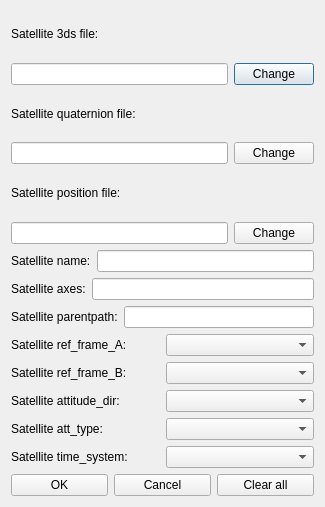
Above: Qt-GUI/DOCK_GUI_v1-5-1/setting_ccsds.ui from BIRDY-obspm/DOCK_1-3-Beta- before the change. Below: the same form after it.
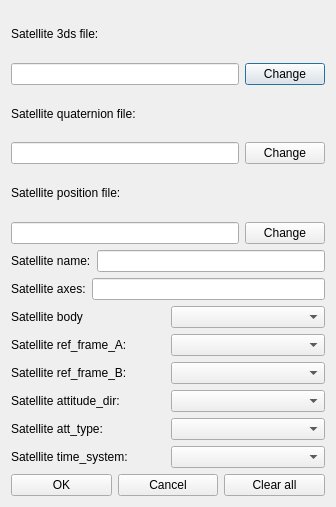
That is the form after the change.

```diff
--- a/Qt-GUI/DOCK_GUI_v1-5-1/setting_ccsds.ui
+++ b/Qt-GUI/DOCK_GUI_v1-5-1/setting_ccsds.ui
@@ -6,7 +6,7 @@
    <rect>
     <x>0</x>
     <y>0</y>
-    <width>325</width>
+    <width>336</width>
     <height>507</height>
    </rect>
   </property>
@@ -122,12 +122,12 @@
      <item>
       <widget class="QLabel" name="label_6">
        <property name="text">
-        <string>Satellite parentpath:</string>
+        <string>Satellite body</string>
        </property>
       </widget>
      </item>
      <item>
-      <widget class="QLineEdit" name="line_Satellite_parentpath"/>
+      <widget class="QComboBox" name="comboBox_body"/>
      </item>
     </layout>
    </item>
```
Left out of the diff: 25 changed lines with no effect on the pictures.
